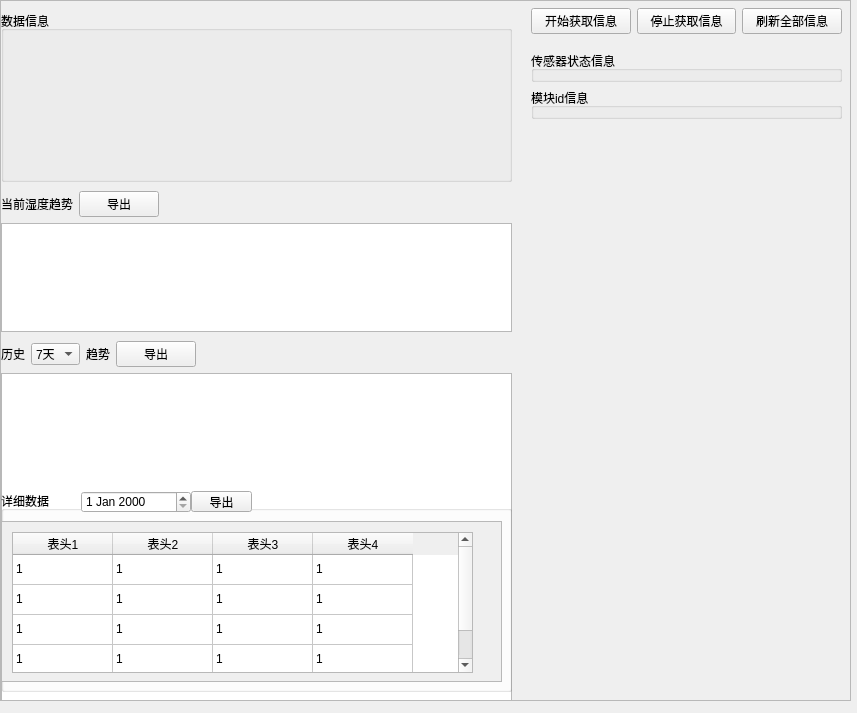
Old version of the form ui/customize_ui/tab/tab2_tab4.ui in the repository 2950067210dqy/pyqt6_project.
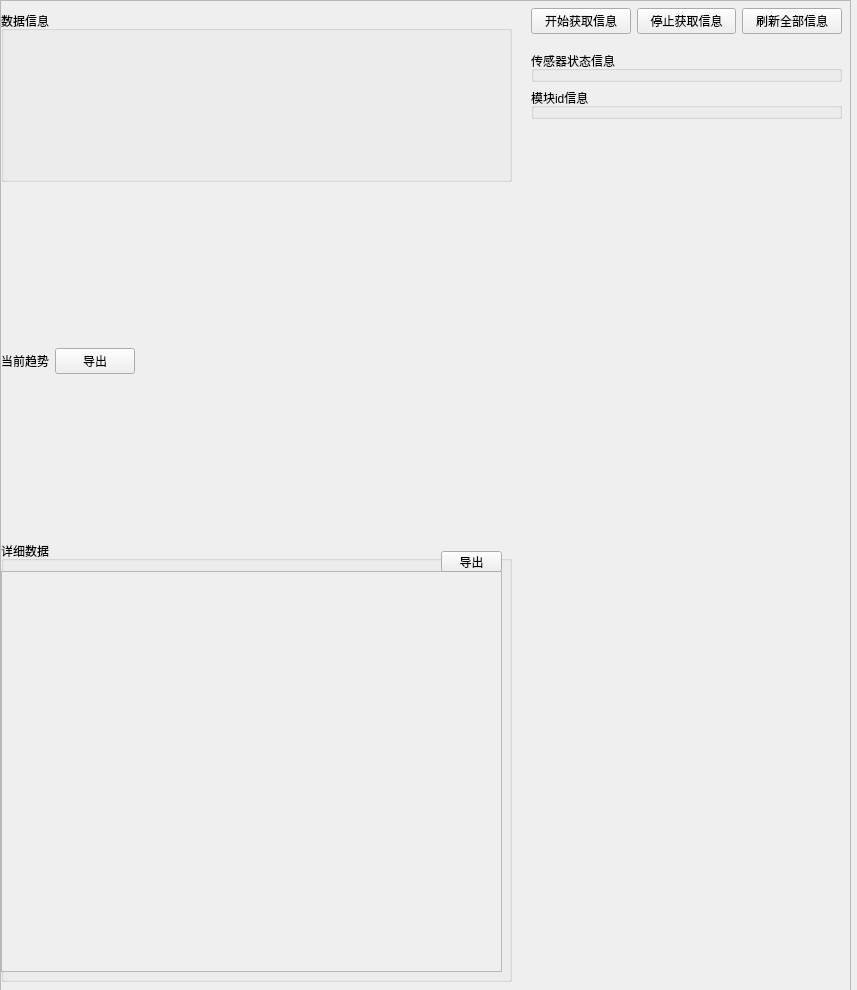
New version of the form.

Commit message: 3.4.7  折线图完成，还有一点bug，创建表格table

Patch:
```diff
--- a/ui/customize_ui/tab/tab2_tab4.ui
+++ b/ui/customize_ui/tab/tab2_tab4.ui
@@ -7,7 +7,7 @@
     <x>0</x>
     <y>0</y>
     <width>857</width>
-    <height>713</height>
+    <height>990</height>
    </rect>
   </property>
   <property name="windowTitle">
@@ -19,7 +19,7 @@
      <x>0</x>
      <y>0</y>
      <width>851</width>
-     <height>701</height>
+     <height>991</height>
     </rect>
    </property>
    <layout class="QVBoxLayout" name="tab_4_layout">
@@ -34,7 +34,7 @@
          <x>0</x>
          <y>0</y>
          <width>847</width>
-         <height>697</height>
+         <height>987</height>
         </rect>
        </property>
        <widget class="QWidget" name="verticalLayoutWidget_5">
@@ -56,99 +56,13 @@
          </item>
         </layout>
        </widget>
-       <widget class="QWidget" name="verticalLayoutWidget_7">
-        <property name="geometry">
-         <rect>
-          <x>0</x>
-          <y>340</y>
-          <width>511</width>
-          <height>411</height>
-         </rect>
-        </property>
-        <layout class="QVBoxLayout" name="verticalLayout">
-         <property name="topMargin">
-          <number>0</number>
-         </property>
-         <item>
-          <layout class="QHBoxLayout" name="horizontalLayout_5">
-           <item>
-            <widget class="QLabel" name="history_label1_2">
-             <property name="text">
-              <string>历史</string>
-             </property>
-            </widget>
-           </item>
-           <item>
-            <widget class="QComboBox" name="history_combox_2">
-             <item>
-              <property name="text">
-               <string>7天</string>
-              </property>
-             </item>
-             <item>
-              <property name="text">
-               <string>3天</string>
-              </property>
-             </item>
-             <item>
-              <property name="text">
-               <string>1天</string>
-              </property>
-             </item>
-            </widget>
-           </item>
-           <item>
-            <widget class="QLabel" name="history_label2_2">
-             <property name="text">
-              <string>趋势</string>
-             </property>
-            </widget>
-           </item>
-           <item>
-            <widget class="QPushButton" name="export_history_btn_2">
-             <property name="text">
-              <string>导出</string>
-             </property>
-            </widget>
-           </item>
-           <item>
-            <spacer name="horizontalSpacer">
-             <property name="orientation">
-              <enum>Qt::Horizontal</enum>
-             </property>
-             <property name="sizeType">
-              <enum>QSizePolicy::Expanding</enum>
-             </property>
-             <property name="sizeHint" stdset="0">
-              <size>
-               <width>40</width>
-               <height>20</height>
-              </size>
-             </property>
-            </spacer>
-           </item>
-          </layout>
-         </item>
-         <item>
-          <layout class="QHBoxLayout" name="horizontalLayout_4">
-           <item>
-            <widget class="QGraphicsView" name="history_charts_2">
-             <property name="styleSheet">
-              <string notr="true"/>
-             </property>
-            </widget>
-           </item>
-          </layout>
-         </item>
-        </layout>
-       </widget>
        <widget class="QWidget" name="verticalLayoutWidget_8">
         <property name="geometry">
          <rect>
           <x>0</x>
-          <y>490</y>
+          <y>540</y>
           <width>511</width>
-          <height>201</height>
+          <height>441</height>
          </rect>
         </property>
         <layout class="QVBoxLayout" name="verticalLayout_2">
@@ -169,7 +83,7 @@
               <x>0</x>
               <y>30</y>
               <width>501</width>
-              <height>161</height>
+              <height>401</height>
              </rect>
             </property>
             <property name="widgetResizable">
@@ -181,177 +95,16 @@
                <x>0</x>
                <y>0</y>
                <width>499</width>
-               <height>159</height>
+               <height>399</height>
               </rect>
              </property>
-             <widget class="QTableWidget" name="detaildata_table_2">
-              <property name="geometry">
-               <rect>
-                <x>10</x>
-                <y>10</y>
-                <width>461</width>
-                <height>141</height>
-               </rect>
-              </property>
-              <property name="styleSheet">
-               <string notr="true"/>
-              </property>
-              <property name="selectionMode">
-               <enum>QAbstractItemView::NoSelection</enum>
-              </property>
-              <property name="selectionBehavior">
-               <enum>QAbstractItemView::SelectItems</enum>
-              </property>
-              <property name="sortingEnabled">
-               <bool>true</bool>
-              </property>
-              <attribute name="horizontalHeaderVisible">
-               <bool>true</bool>
-              </attribute>
-              <attribute name="horizontalHeaderHighlightSections">
-               <bool>true</bool>
-              </attribute>
-              <attribute name="verticalHeaderVisible">
-               <bool>false</bool>
-              </attribute>
-              <row>
-               <property name="text">
-                <string/>
-               </property>
-              </row>
-              <row>
-               <property name="text">
-                <string/>
-               </property>
-              </row>
-              <row>
-               <property name="text">
-                <string/>
-               </property>
-              </row>
-              <row>
-               <property name="text">
-                <string/>
-               </property>
-              </row>
-              <column>
-               <property name="text">
-                <string>表头1</string>
-               </property>
-              </column>
-              <column>
-               <property name="text">
-                <string>表头2</string>
-               </property>
-              </column>
-              <column>
-               <property name="text">
-                <string>表头3</string>
-               </property>
-              </column>
-              <column>
-               <property name="text">
-                <string>表头4</string>
-               </property>
-              </column>
-              <item row="0" column="0">
-               <property name="text">
-                <string>1</string>
-               </property>
-              </item>
-              <item row="0" column="1">
-               <property name="text">
-                <string>1</string>
-               </property>
-              </item>
-              <item row="0" column="2">
-               <property name="text">
-                <string>1</string>
-               </property>
-              </item>
-              <item row="0" column="3">
-               <property name="text">
-                <string>1</string>
-               </property>
-              </item>
-              <item row="1" column="0">
-               <property name="text">
-                <string>1</string>
-               </property>
-              </item>
-              <item row="1" column="1">
-               <property name="text">
-                <string>1</string>
-               </property>
-              </item>
-              <item row="1" column="2">
-               <property name="text">
-                <string>1</string>
-               </property>
-              </item>
-              <item row="1" column="3">
-               <property name="text">
-                <string>1</string>
-               </property>
-              </item>
-              <item row="2" column="0">
-               <property name="text">
-                <string>1</string>
-               </property>
-              </item>
-              <item row="2" column="1">
-               <property name="text">
-                <string>1</string>
-               </property>
-              </item>
-              <item row="2" column="2">
-               <property name="text">
-                <string>1</string>
-               </property>
-              </item>
-              <item row="2" column="3">
-               <property name="text">
-                <string>1</string>
-               </property>
-              </item>
-              <item row="3" column="0">
-               <property name="text">
-                <string>1</string>
-               </property>
-              </item>
-              <item row="3" column="1">
-               <property name="text">
-                <string>1</string>
-               </property>
-              </item>
-              <item row="3" column="2">
-               <property name="text">
-                <string>1</string>
-               </property>
-              </item>
-              <item row="3" column="3">
-               <property name="text">
-                <string>1</string>
-               </property>
-              </item>
-             </widget>
             </widget>
            </widget>
-           <widget class="QDateEdit" name="detaildata_dateEdit_2">
-            <property name="geometry">
-             <rect>
-              <x>80</x>
-              <y>0</y>
-              <width>110</width>
-              <height>22</height>
-             </rect>
-            </property>
-           </widget>
            <widget class="QPushButton" name="export_detaildata_btn_2">
             <property name="geometry">
              <rect>
-              <x>190</x>
-              <y>0</y>
+              <x>440</x>
+              <y>10</y>
               <width>61</width>
               <height>21</height>
              </rect>
@@ -370,7 +123,7 @@
           <x>0</x>
           <y>190</y>
           <width>511</width>
-          <height>141</height>
+          <height>341</height>
          </rect>
         </property>
         <layout class="QVBoxLayout" name="verticalLayout_3">
@@ -382,7 +135,7 @@
            <item>
             <widget class="QLabel" name="nowdata_trend_label">
              <property name="text">
-              <string>当前湿度趋势</string>
+              <string>当前趋势</string>
              </property>
             </widget>
            </item>
@@ -409,15 +162,7 @@
           </layout>
          </item>
          <item>
-          <layout class="QHBoxLayout" name="horizontalLayout_2">
-           <item>
-            <widget class="QGraphicsView" name="nowdata_trend_charts">
-             <property name="styleSheet">
-              <string notr="true"/>
-             </property>
-            </widget>
-           </item>
-          </layout>
+          <layout class="QHBoxLayout" name="now_data_layout"/>
          </item>
         </layout>
        </widget>
@@ -460,6 +205,19 @@
              </property>
             </widget>
            </item>
+           <item>
+            <spacer name="verticalSpacer">
+             <property name="orientation">
+              <enum>Qt::Orientation::Vertical</enum>
+             </property>
+             <property name="sizeHint" stdset="0">
+              <size>
+               <width>20</width>
+               <height>40</height>
+              </size>
+             </property>
+            </spacer>
+           </item>
           </layout>
          </item>
          <item>
```
Left out of the diff: 20 changed lines with no effect on the pictures. The commit also changes 25 other files.
